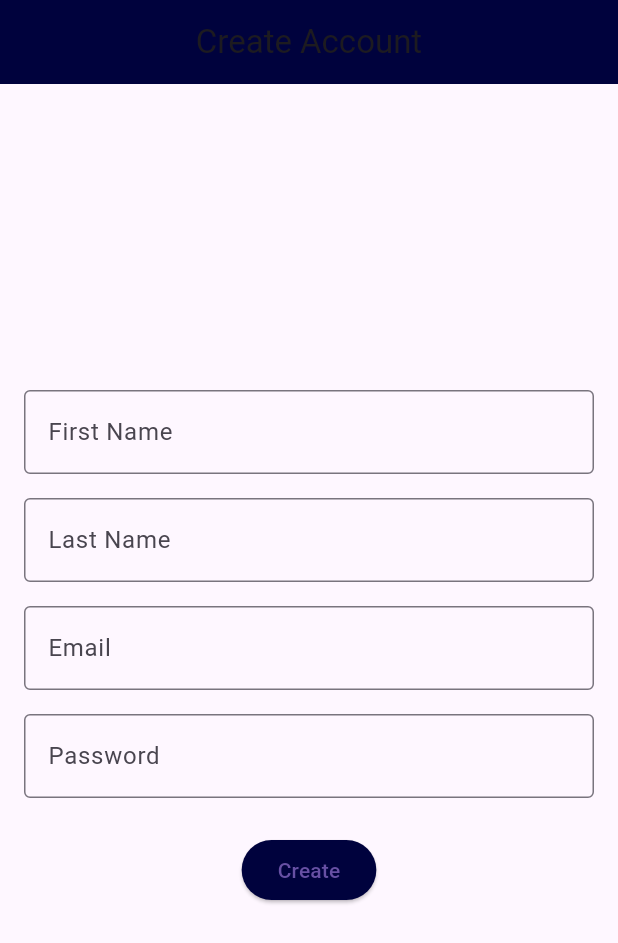
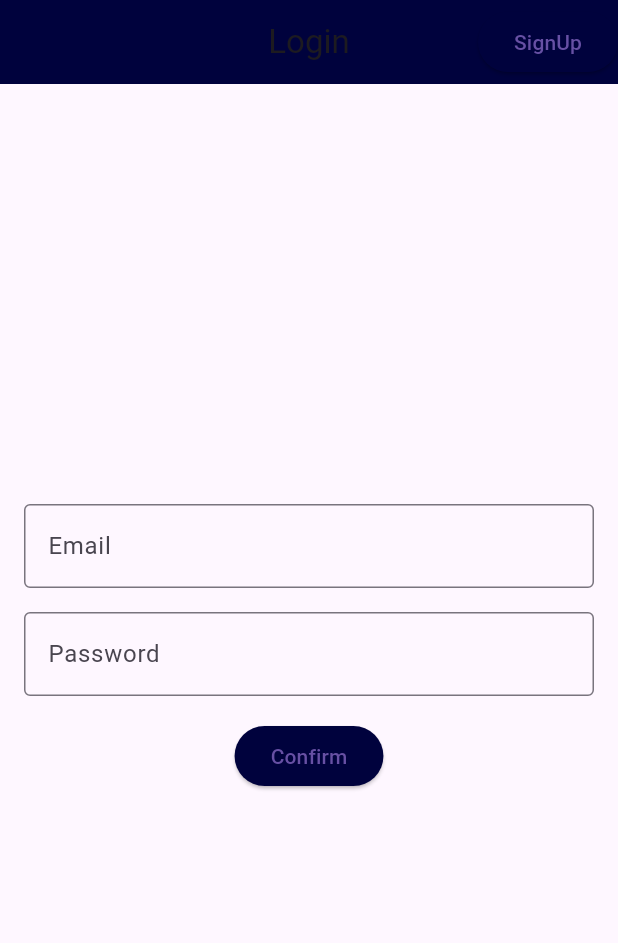
Before and after one commit to Ali-hadi-Matar/todo-app, a Flutter app: the screen it shows after launch, on a phone screen of 412 x 824 dp. Shown: the top 943 px of the screen. Run offline on Flutter 3.47's test engine with Material 3 defaults, Android fonts, the phone set to English and light mode, and no system bars.

Commit message:
chore: Creating Login widget

```diff
--- a/lib/Register.dart
+++ b/lib/Register.dart
@@ -46,8 +46,8 @@ class _RegisterState extends State<Register> {
 
           if (response.statusCode == 200) {
             print("Registration successful");
-            Navigator.push(context, MaterialPageRoute(builder: (context) => TaskList()));
-          } else {
+            Navigator.push(
+                context, MaterialPageRoute(builder: (context) => TaskList()));          } else {
             print('Error during registration: ${response.statusCode}');
           }
         }
@@ -74,7 +74,7 @@ class _RegisterState extends State<Register> {
             children: <Widget>[
               TextFormField(
                 controller: _controllerfname,
-                decoration: InputDecoration(
+                decoration: const InputDecoration(
                   labelText: 'First Name',
                   border: OutlineInputBorder(),
                 ),
--- /dev/null
+++ b/lib/login.dart
@@ -0,0 +1,146 @@
+import 'package:flutter/material.dart';
+import 'dart:convert';
+import 'package:http/http.dart' as http;
+import 'package:todo_app/Register.dart';
+import 'package:todo_app/main.dart';
+
+class Login extends StatefulWidget {
+  const Login({Key? key});
+
+  @override
+  State<Login> createState() => _LoginState();
+}
+
+class _LoginState extends State<Login> {
+  final TextEditingController _controllerEmail = TextEditingController();
+  final TextEditingController _controllerPassword = TextEditingController();
+  final _formKey = GlobalKey<FormState>();
+  bool _loading = false;
+  String _appBarText = 'Login';
+
+  Future<void> loginUser() async {
+    setState(() {
+      _loading = true;
+    });
+    if (_formKey.currentState?.validate() ?? false) {
+      final loginUrl = Uri.parse('https://quicktaskapp.000webhostapp.com/login.php');
+
+      try {
+        final responseLogin = await http.post(
+          loginUrl,
+          body: {
+            'email': _controllerEmail.text,
+            'password': _controllerPassword.text,
+          },
+        );
+
+        if (responseLogin.statusCode == 200) {
+          final loginData = json.decode(responseLogin.body);
+          bool loginSuccess = loginData['success'];
+
+          if (loginSuccess) {
+            print("Login successful");
+            Navigator.pushReplacement(
+              context,
+              MaterialPageRoute(builder: (context) => TaskList()),
+            );
+          } else {
+            setState(() {
+              _appBarText = "Invalid email or password";
+            });
+          }
+        } else {
+          setState(() {
+            _appBarText = "Invalid email or password";
+          });
+        }
+      } catch (error) {
+        print("Error during login: $error");
+      } finally {
+        setState(() {
+          _loading = false;
+        });
+      }
+    }
+  }
+
+  @override
+  Widget build(BuildContext context) {
+    return Scaffold(
+      appBar: AppBar(
+        title: Text(_appBarText),
+        centerTitle: true,
+        actions: [
+         ElevatedButton(onPressed: (){
+           Navigator.push(context, MaterialPageRoute(builder: (context)=>Register()));
+         }, child:const Text("SignUp"),
+           style: ElevatedButton.styleFrom(primary:Color(0xFF00023D) ),
+         )
+        ],
+        backgroundColor: const Color(0xFF00023D),
+
+      ),
+      body: Padding(
+        padding: const EdgeInsets.all(16.0),
+        child: Form(
+          key: _formKey,
+          child: Column(
+            mainAxisAlignment: MainAxisAlignment.center,
+            children: <Widget>[
+              TextFormField(
+                controller: _controllerEmail,
+                keyboardType: TextInputType.emailAddress,
+                decoration: InputDecoration(
+                  labelText: 'Email',
+                  border: OutlineInputBorder(),
+                ),
+                validator: (value) {
+                  if (value?.isEmpty ?? true) {
+                    return 'Please enter your email';
+                  } else if (!RegExp(r'^[\w-]+(\.[\w-]+)*@([a-zA-Z\d]+\.)+[a-zA-Z]{2,}$').hasMatch(value!)) {
+                    return 'Please enter a valid email address';
+                  }
+                  return null;
+                },
+              ),
+              SizedBox(height: 16.0),
+              TextFormField(
+                controller: _controllerPassword,
+                obscureText: true,
+                decoration: InputDecoration(
+                  labelText: 'Password',
+                  border: OutlineInputBorder(),
+                ),
+                validator: (value) {
+                  if (value?.isEmpty ?? true) {
+                    return 'Please enter your password';
+                  } else if (value!.length < 8) {
+                    return 'Password must be at least 8 characters';
+                  }
+                  return null;
+                },
+              ),
+              SizedBox(height: 16.0),
+              ElevatedButton(
+                onPressed: _loading
+                    ? null
+                    : () async {
+                  await loginUser();
+                },
+                child: const Text("Confirm"),
+                style: ElevatedButton.styleFrom(primary:const Color(0xFF00023D)),
+              ),
+              SizedBox(
+                height: 16.0,
+              ),
+              Visibility(
+                visible: _loading,
+                child: CircularProgressIndicator(),
+              ),
+            ],
+          ),
+        ),
+      ),
+    );
+  }
+}
--- a/lib/main.dart
+++ b/lib/main.dart
@@ -3,6 +3,7 @@ import 'AddTask.dart';
 import 'Task.dart';
 import 'Note.dart';
 import 'Register.dart';
+import 'login.dart';
 void main() => runApp(MyApp());
 
 class MyApp extends StatelessWidget {
@@ -14,7 +15,7 @@ class MyApp extends StatelessWidget {
         primaryColor: const Color(0xFF00023D),
         hintColor:const Color(0xFF2A6594),
       ),
-      home: Register(),
+      home:Login(),
     );
   }
 }
```
